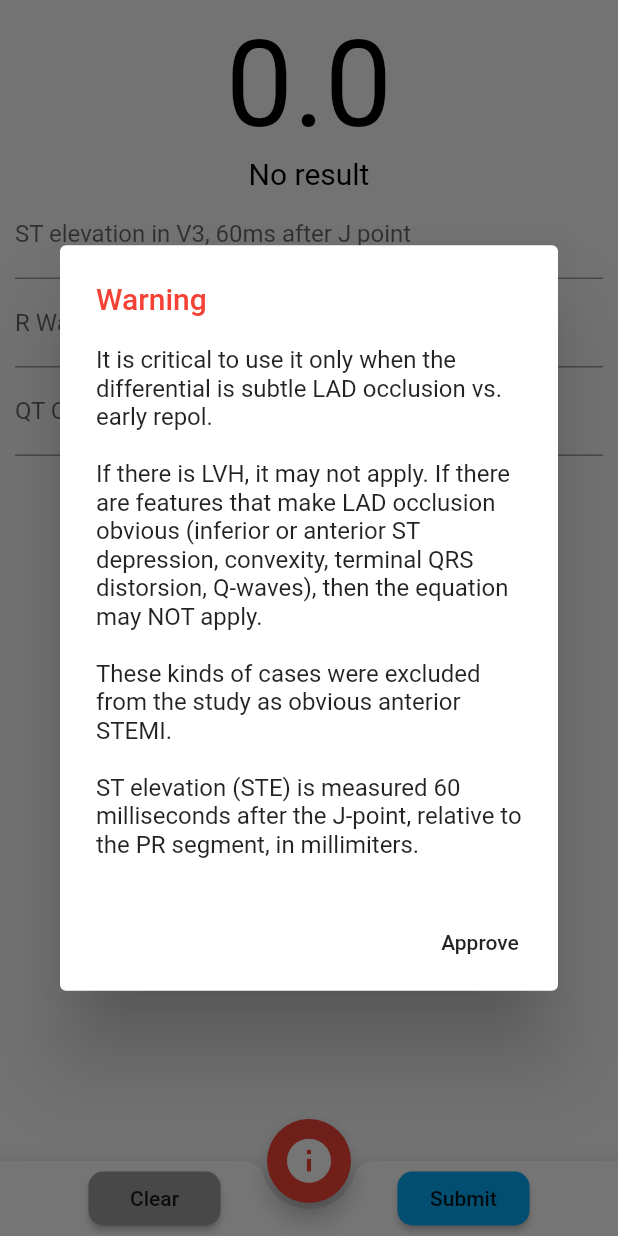
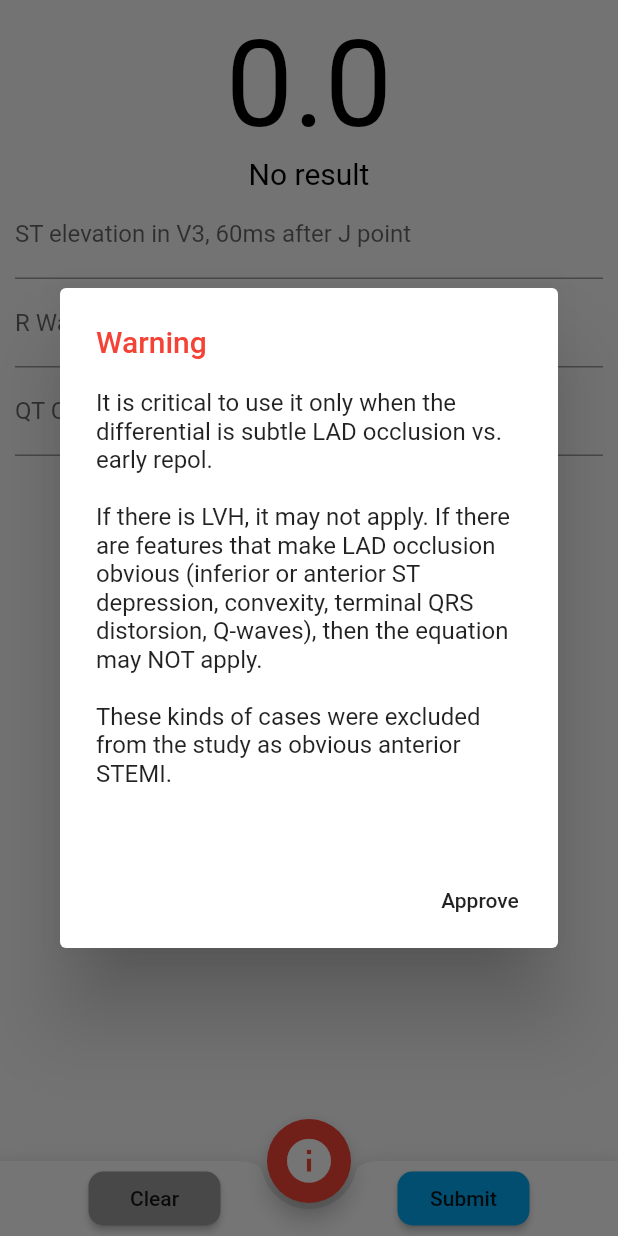
Before and after one commit to Vollgaz/ecg_smith, a Flutter app: the Smith3VPage screen opened directly, after a tap on the "info" icon, on a phone screen of 412 x 824 dp. Run offline on Flutter 3.47's test engine with Material 2 defaults, Android fonts, the phone set to English and light mode, and no system bars.

Commit message:
Correction for clear button on has-bled method. Correction on smith ECG warning message

```diff
--- a/lib/view/hasbled_page.dart
+++ b/lib/view/hasbled_page.dart
@@ -125,7 +125,7 @@ class _HASBLEDState extends State<HASBLEDPage> {
                 setState(() {
                   _formKey.currentState.reset();
                   hasbledDisplay = new HasbledDisplay();
-                  updateResult();
+                  _result = HasbledDisplay.getEmptyScore();
                 });
               },
               child: Text('Clear'),
--- a/lib/view/smith_3v_page.dart
+++ b/lib/view/smith_3v_page.dart
@@ -119,7 +119,7 @@ class _SmithState extends State<Smith3VPage> {
                 Text("If there is LVH, it may not apply. If there are features that make LAD occlusion obvious"
                     " (inferior or anterior ST depression, convexity, terminal QRS distorsion, Q-waves), then the equation may NOT apply.\n"),
                 Text("These kinds of cases were excluded from the study as obvious anterior STEMI.\n"),
-                Text("ST elevation (STE) is measured 60 milliseconds after the J-point, relative to the PR segment, in millimiters."),
+                //Text("ST elevation (STE) is measured 60 milliseconds after the J-point, relative to the PR segment, in millimiters."),
               ],
             ),
           ),
--- a/lib/view/smith_4v_page.dart
+++ b/lib/view/smith_4v_page.dart
@@ -129,7 +129,7 @@ class _SmithState extends State<Smith4VPage> {
                 Text("If there is LVH, it may not apply. If there are features that make LAD occlusion obvious"
                     " (inferior or anterior ST depression, convexity, terminal QRS distorsion, Q-waves), then the equation may NOT apply.\n"),
                 Text("These kinds of cases were excluded from the study as obvious anterior STEMI.\n"),
-                Text("ST elevation (STE) is measured 60 milliseconds after the J-point, relative to the PR segment, in millimiters."),
+                //Text("ST elevation (STE) is measured 60 milliseconds after the J-point, relative to the PR segment, in millimiters."),
               ],
             ),
           ),
```
